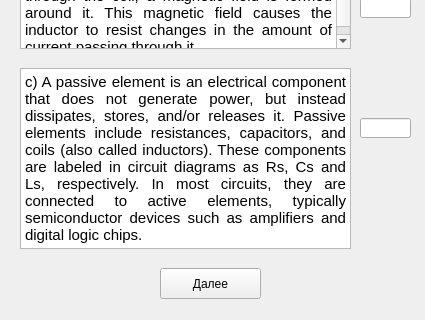
Scykorr/dmitr_client_serv_test, file client/UI/variant_1/zadanie4_part2_var1.ui: the form before one commit; both pictures show x 0 to 425 and y 302 to 622 of the 425 by 622 pixel window.
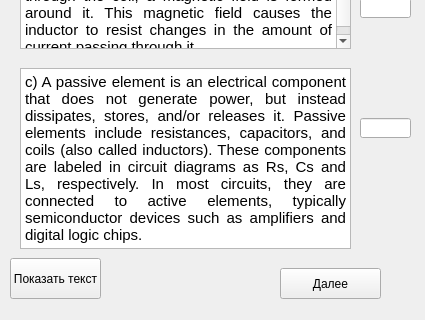
The form after the commit.

Commit message: add variant_2.py, zadanie4_part2_var1(2).py adds bottons for text

Patch:
```diff
--- a/client/UI/variant_1/zadanie4_part2_var1.ui
+++ b/client/UI/variant_1/zadanie4_part2_var1.ui
@@ -48,7 +48,7 @@
   <widget class="QPushButton" name="pushButton_answer">
    <property name="geometry">
     <rect>
-     <x>160</x>
+     <x>280</x>
      <y>570</y>
      <width>101</width>
      <height>31</height>
@@ -139,6 +139,19 @@
     </rect>
    </property>
   </widget>
+  <widget class="QPushButton" name="pushButton_show_text">
+   <property name="geometry">
+    <rect>
+     <x>10</x>
+     <y>560</y>
+     <width>91</width>
+     <height>41</height>
+    </rect>
+   </property>
+   <property name="text">
+    <string>Показать текст</string>
+   </property>
+  </widget>
  </widget>
  <resources/>
  <connections/>
```
The commit also changes 7 other files.
